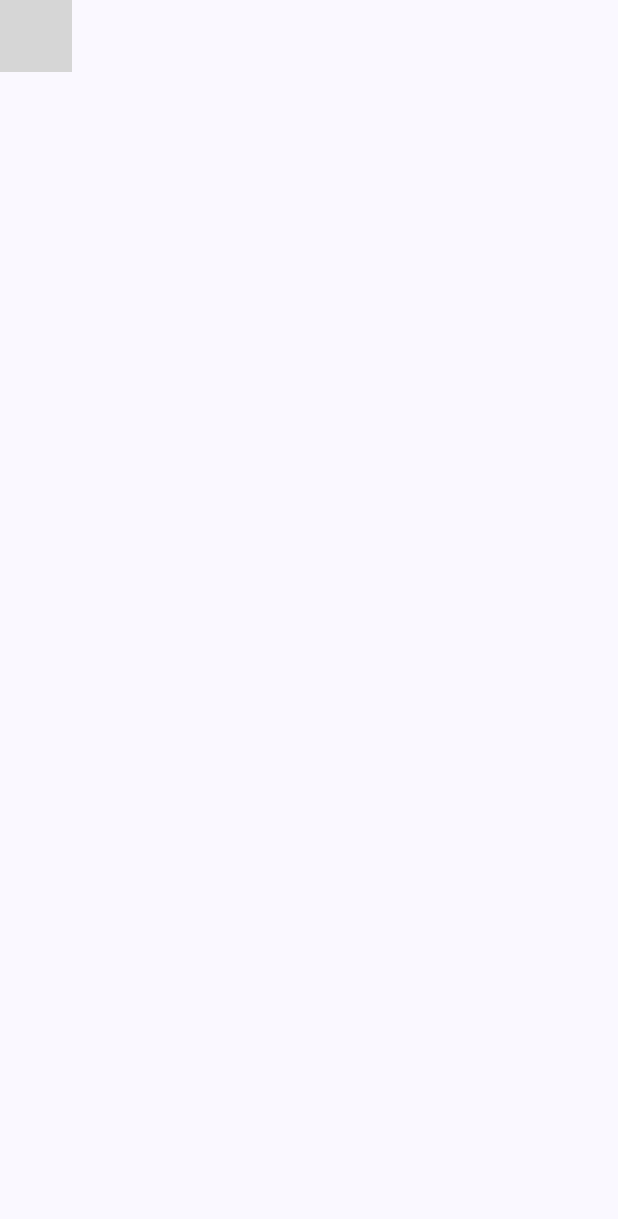
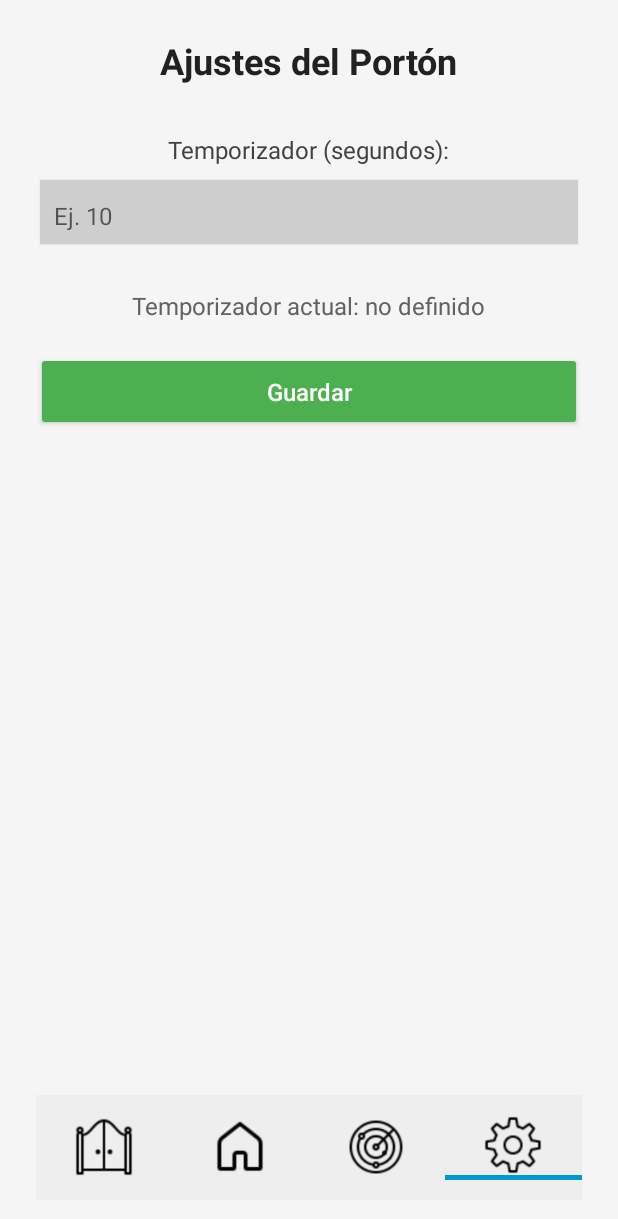
Before and after one commit to nnainalvarado/Porton-Seguro, an Android app built with Jetpack Compose: the AjustesActivity screen opened directly, with no data from a screen before it, on a phone screen of 412 x 824 dp. Shown: the top 1219 px of the screen. Run offline under Robolectric (Android 15) with nearby library versions, the light colour scheme and no system bars; grey boxes are pictures that could not be loaded.

Commit message:
agregue ajustes para poner un temporizador

```diff
--- a/app/src/main/java/com/example/portonseguro/AjustesActivity.kt
+++ b/app/src/main/java/com/example/portonseguro/AjustesActivity.kt
@@ -1,31 +1,98 @@
 package com.example.portonseguro
 
+import android.annotation.SuppressLint
+import android.content.Context
+import android.content.Intent
 import android.os.Bundle
-import androidx.activity.ComponentActivity
-import androidx.activity.compose.setContent
-import androidx.activity.enableEdgeToEdge
-import androidx.compose.foundation.layout.fillMaxSize
-import androidx.compose.foundation.layout.padding
-import androidx.compose.material3.Scaffold
-import androidx.compose.material3.Text
-import androidx.compose.runtime.Composable
-import androidx.compose.ui.Modifier
-import androidx.compose.ui.tooling.preview.Preview
-import com.example.portonseguro.ui.theme.PortonSeguroTheme
+import android.view.View
+import android.widget.*
+import java.util.*
+import android.widget.Button
+import android.widget.EditText
+import android.widget.TextView
+import android.widget.Toast
+import androidx.appcompat.app.AppCompatActivity
+import com.example.portonseguro.R.id.navbar
 
-class AjustesActivity : ComponentActivity() {
+class AjustesActivity : AppCompatActivity() {
+
+    private lateinit var temporizadorInput: EditText
+    private lateinit var temporizadorActual: TextView
+    private lateinit var guardarButton: Button
+
+    companion object {
+        const val PREFS_NAME = "PortonPrefs"
+        const val TEMPORIZADOR_KEY = "temporizador"
+    }
+
+    @SuppressLint("MissingInflatedId")
     override fun onCreate(savedInstanceState: Bundle?) {
         super.onCreate(savedInstanceState)
-        enableEdgeToEdge()
-        setContent {
-            PortonSeguroTheme {
-                Scaffold(modifier = Modifier.fillMaxSize()) { innerPadding ->
-                    Greeting(
-                        name = "Android",
-                        modifier = Modifier.padding(innerPadding)
-                    )
+        setContentView(R.layout.activity_ajustes)
+
+        temporizadorInput = findViewById(R.id.temporizadorInput)
+        temporizadorActual = findViewById(R.id.temporizadorActual)
+        guardarButton = findViewById(R.id.guardarButton)
+
+        val prefs = getSharedPreferences(PREFS_NAME, Context.MODE_PRIVATE)
+        val temporizadorGuardado = prefs.getInt(TEMPORIZADOR_KEY, -1)
+
+        if (temporizadorGuardado > 0) {
+            temporizadorActual.text = "Temporizador actual: $temporizadorGuardado segundos"
+        }
+
+        guardarButton.setOnClickListener {
+            val input = temporizadorInput.text.toString()
+            if (input.isNotEmpty()) {
+                val nuevoValor = input.toIntOrNull()
+                if (nuevoValor != null && nuevoValor > 0) {
+
+                    prefs.edit().putInt(TEMPORIZADOR_KEY, nuevoValor).apply()
+                    temporizadorActual.text = "Temporizador actual: $nuevoValor segundos"
+                    Toast.makeText(this, "Temporizador guardado correctamente", Toast.LENGTH_SHORT).show()
+                    temporizadorInput.text.clear()
+                } else {
+                    Toast.makeText(this, "Ingresa un número válido mayor a 0", Toast.LENGTH_SHORT).show()
                 }
+            } else {
+                Toast.makeText(this, "Por favor ingresa un número", Toast.LENGTH_SHORT).show()
             }
+        }
+
+        val navbar = findViewById<LinearLayout>(R.id.navbar)
+        val iconPorton = navbar.findViewById<ImageView>(R.id.porton)
+        val iconHome = navbar.findViewById<ImageView>(R.id.home)
+        val iconRadar = navbar.findViewById<ImageView>(R.id.radar)
+        val iconAjuste = navbar.findViewById<ImageView>(R.id.ajustes)
+
+        val underlinePorton = navbar.findViewById<View>(R.id.underline_porton)
+        val underlineHome = navbar.findViewById<View>(R.id.underline_home)
+        val underlineRadar = navbar.findViewById<View>(R.id.underline_radar)
+        val underlineAjuste = navbar.findViewById<View>(R.id.underline_ajuste)
+
+        fun setActive(tab: String) {
+            underlinePorton.visibility = if (tab == "porton") View.VISIBLE else View.GONE
+            underlineHome.visibility = if (tab == "home") View.VISIBLE else View.GONE
+            underlineRadar.visibility = if (tab == "radar") View.VISIBLE else View.GONE
+            underlineAjuste.visibility = if (tab == "ajustes") View.VISIBLE else View.GONE
+        }
+
+        setActive("ajustes")
+
+        iconPorton.setOnClickListener {
+            startActivity(Intent(this, EstadoPortonActivity::class.java))
+        }
+
+        iconHome.setOnClickListener {
+            startActivity(Intent(this, conexionPortonActivity::class.java))
+        }
+
+        iconRadar.setOnClickListener {
+            startActivity(Intent(this, MovimientoDetectadoActivity::class.java))
+        }
+
+        iconAjuste.setOnClickListener {
+            startActivity(Intent(this, AjustesActivity::class.java))
         }
     }
 }
--- a/app/src/main/java/com/example/portonseguro/EstadoPortonActivity.kt
+++ b/app/src/main/java/com/example/portonseguro/EstadoPortonActivity.kt
@@ -19,7 +19,6 @@ class EstadoPortonActivity : ComponentActivity() {
         val imgPorton = findViewById<ImageView>(R.id.imgEstadoPorton)
         val textEstado = findViewById<TextView>(R.id.textEstado)
         val btnCambiar = findViewById<Button>(R.id.btnCambiarEstado)
-        val composeView = findViewById<ComposeView>(R.id.composeView)
 
         var portonAbierto = true
 
--- a/app/src/main/java/com/example/portonseguro/MovimientoDetectadoActivity.kt
+++ b/app/src/main/java/com/example/portonseguro/MovimientoDetectadoActivity.kt
@@ -63,7 +63,7 @@ class MovimientoDetectadoActivity : AppCompatActivity() {
         }
 
         iconAjuste.setOnClickListener {
-            startActivity(Intent(this, MovimientoDetectadoActivity::class.java))
+            startActivity(Intent(this, AjustesActivity::class.java))
         }
 
     }
--- a/app/src/main/java/com/example/portonseguro/conexionPortonActivity.kt
+++ b/app/src/main/java/com/example/portonseguro/conexionPortonActivity.kt
@@ -28,7 +28,7 @@ class conexionPortonActivity : AppCompatActivity() {
     @SuppressLint("MissingInflatedId")
     override fun onCreate(savedInstanceState: Bundle?) {
         super.onCreate(savedInstanceState)
-        setContentView(R.layout.activity_conexion_porton) // El layout que incluye el navbar
+        setContentView(R.layout.activity_conexion_porton)
 
         val btnConectar = findViewById<Button>(R.id.btnConectar)
         val btnDesconectar = findViewById<Button>(R.id.btnDesconectar)
--- a/app/src/main/res/layout/activity_ajustes.xml
+++ b/app/src/main/res/layout/activity_ajustes.xml
@@ -1,7 +1,66 @@
 <?xml version="1.0" encoding="utf-8"?>
 <LinearLayout xmlns:android="http://schemas.android.com/apk/res/android"
+    android:id="@+id/layoutAjustes"
+    android:layout_width="match_parent"
+    android:layout_height="match_parent"
     android:orientation="vertical"
-    android:layout_width="match_parent"
-    android:layout_height="match_parent">
+    android:background="#F5F5F5"
+    android:padding="24dp"
+    android:gravity="center">
+
+    <TextView
+        android:id="@+id/titulo"
+        android:layout_width="wrap_content"
+        android:layout_height="wrap_content"
+        android:text="Ajustes del Portón"
+        android:textSize="24sp"
+        android:textStyle="bold"
+        android:textColor="#212121"
+        android:layout_marginBottom="32dp" />
+
+    <TextView
+        android:id="@+id/labelTemporizador"
+        android:layout_width="wrap_content"
+        android:layout_height="wrap_content"
+        android:text="Temporizador (segundos):"
+        android:textSize="16sp"
+        android:textColor="#424242"
+        android:layout_marginBottom="8dp" />
+
+    <EditText
+        android:id="@+id/temporizadorInput"
+        android:layout_width="match_parent"
+        android:layout_height="50dp"
+        android:hint="Ej. 10"
+        android:inputType="number"
+        android:padding="12dp"
+        android:backgroundTint="#CCCCCC"
+        android:background="@android:drawable/edit_text"
+        android:textColor="#212121"
+        android:textSize="16sp"
+        android:layout_marginBottom="24dp" />
+
+    <TextView
+        android:id="@+id/temporizadorActual"
+        android:layout_width="wrap_content"
+        android:layout_height="wrap_content"
+        android:text="Temporizador actual: no definido"
+        android:textSize="16sp"
+        android:textColor="#616161" />
+
+    <Button
+        android:id="@+id/guardarButton"
+        android:layout_width="match_parent"
+        android:layout_height="wrap_content"
+        android:backgroundTint="#4CAF50"
+        android:padding="15dp"
+        android:text="Guardar"
+        android:textAllCaps="false"
+        android:textColor="#FFFFFF"
+        android:textSize="16sp"
+        android:layout_marginTop="20dp"/>
+
+    <include layout="@layout/navbar"/>
+
 
 </LinearLayout>
--- a/app/src/main/res/layout/activity_estado_porton.xml
+++ b/app/src/main/res/layout/activity_estado_porton.xml
@@ -9,7 +9,6 @@
     android:padding="0dp"
     android:background="@android:color/white">
 
-    <!-- Elementos tradicionales -->
     <TextView
         android:id="@+id/textTitulo"
         android:layout_width="wrap_content"
--- a/app/src/main/res/layout/activity_login.xml
+++ b/app/src/main/res/layout/activity_login.xml
@@ -24,14 +24,12 @@
             android:textColor="@android:color/holo_green_dark"
             android:layout_marginBottom="24dp" />
 
-        <!-- Icono superior -->
         <ImageView
             android:layout_width="100dp"
             android:layout_height="100dp"
             android:src="@drawable/icon_usuario"
             android:layout_marginBottom="24dp" />
 
-        <!-- Correo -->
         <EditText
             android:id="@+id/emailLogin"
             android:layout_width="match_parent"
@@ -42,7 +40,6 @@
             android:backgroundTint="#2196F3"
             android:layout_marginBottom="12dp" />
 
-        <!-- Contraseña -->
         <EditText
             android:id="@+id/passwordLogin"
             android:layout_width="match_parent"
@@ -53,7 +50,6 @@
             android:backgroundTint="#2196F3"
             android:layout_marginBottom="12dp" />
 
-        <!-- Botón login -->
         <Button
             android:id="@+id/btnLogin"
             android:layout_width="match_parent"
@@ -63,7 +59,6 @@
             android:backgroundTint="#2196F3"
             android:layout_marginBottom="16dp" />
 
-        <!-- Botón para ir a registrar -->
         <Button
             android:id="@+id/btnGoToRegister"
             android:layout_width="wrap_content"
--- a/app/src/main/res/layout/activity_movimiento_detectado.xml
+++ b/app/src/main/res/layout/activity_movimiento_detectado.xml
@@ -7,8 +7,6 @@
     android:layout_width="match_parent"
     android:layout_height="match_parent"
     android:background="@android:color/white">
-
-
 
     <TextView
         android:text="Movimiento Detectado"
```
Also changed, not shown: app/src/main/AndroidManifest.xml (+1 -6 lines), app/src/main/java/com/example/portonseguro/verEstadoActivity.kt (deleted, +0 -47 lines).
